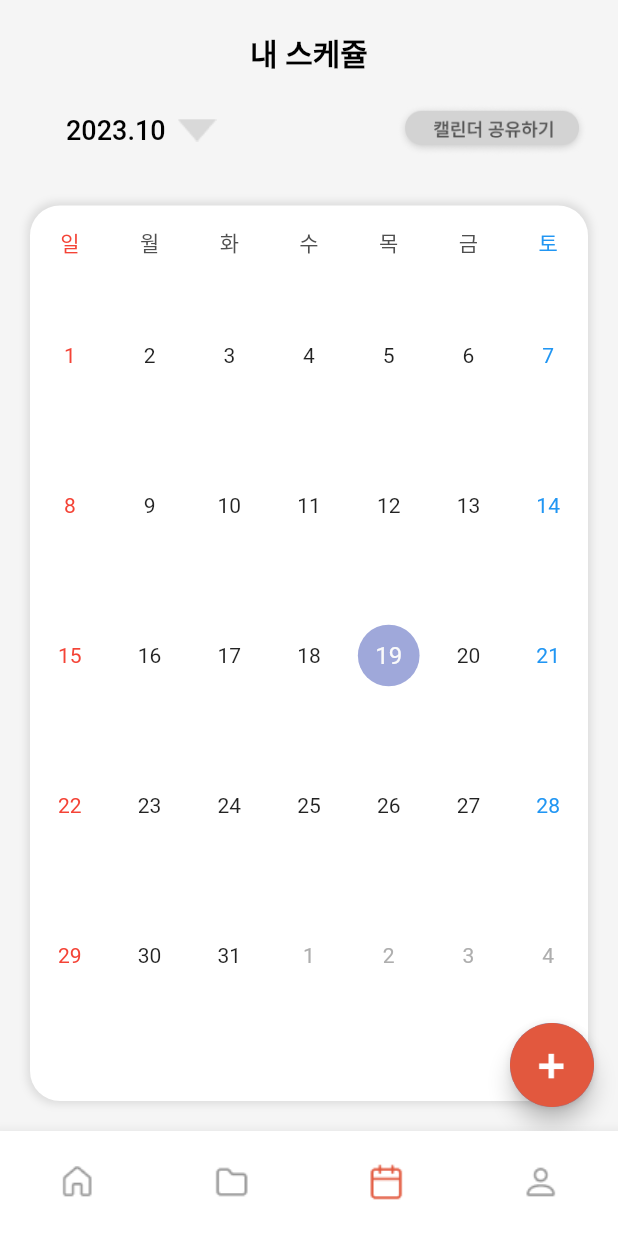
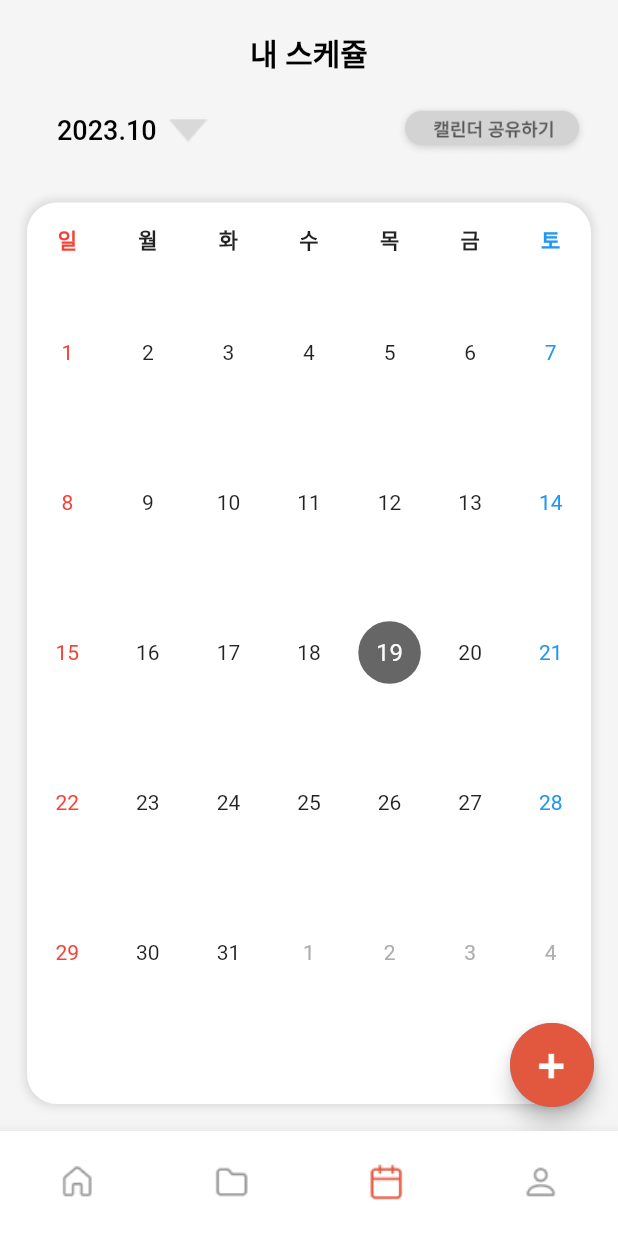
Before and after one commit to dinhoitt/weteam, a Flutter app: the screen it shows after launch, item 3 of the bottom bar chosen, on a phone screen of 412 x 824 dp. Run offline on Flutter 3.47's test engine with Material 2 defaults, Android fonts, the phone set to English and light mode, and no system bars; drawn by our look-alikes of table_calendar; our stand-ins replace get.

Commit message:
달력 수정 중

```diff
--- a/lib/src/view/schedule.dart
+++ b/lib/src/view/schedule.dart
@@ -53,7 +53,7 @@ class _ScheduleState extends State<Schedule> {
               mainAxisAlignment: MainAxisAlignment.spaceBetween,
               children: [
                 Padding(
-                  padding: const EdgeInsets.symmetric(horizontal: 16.0),
+                  padding: const EdgeInsets.symmetric(horizontal: 10.0),
                   child: Row(
                     children: [
                       TextButton(
@@ -101,7 +101,7 @@ class _ScheduleState extends State<Schedule> {
           ),
           Expanded(
             child: Padding(
-              padding: const EdgeInsets.all(20.0),
+              padding: const EdgeInsets.all(18.0),
               child: Container(
                 decoration: BoxDecoration(
                   borderRadius: BorderRadius.circular(20.0),
@@ -115,6 +115,7 @@ class _ScheduleState extends State<Schedule> {
                     ),
                   ],
                 ),
+                child: SingleChildScrollView(
                   child: SimpleCalendar(
                     key: _calendarKey,
                     format: CalendarFormat.month,
@@ -128,6 +129,7 @@ class _ScheduleState extends State<Schedule> {
                   ),
                 ),
               ),
+            ),
           )
         ],
       ),
--- a/lib/src/widget/calendar.dart
+++ b/lib/src/widget/calendar.dart
@@ -26,11 +26,55 @@ class _SimpleCalendarState extends State<SimpleCalendar> {
       calendarBuilders: CalendarBuilders(
         dowBuilder: (context, day) {
           switch (day.weekday) {
+            case 1:
+              return Center(
+                child: Text(
+                  '월',
+                  style: TextStyle(fontWeight: FontWeight.bold),
+                ),
+              );
+            case 2:
+              return Center(
+                child: Text(
+                  '화',
+                  style: TextStyle(fontWeight: FontWeight.bold),
+                ),
+              );
+            case 3:
+              return Center(
+                child: Text(
+                  '수',
+                  style: TextStyle(fontWeight: FontWeight.bold),
+                ),
+              );
+            case 4:
+              return Center(
+                child: Text(
+                  '목',
+                  style: TextStyle(fontWeight: FontWeight.bold),
+                ),
+              );
+            case 5:
+              return Center(
+                child: Text(
+                  '금',
+                  style: TextStyle(fontWeight: FontWeight.bold),
+                ),
+              );
             case 6:
               return Center(
                 child: Text(
                   '토',
-                  style: TextStyle(color: Colors.blue),
+                  style: TextStyle(
+                      color: Colors.blue, fontWeight: FontWeight.bold),
+                ),
+              );
+            case 7:
+              return Center(
+                child: Text(
+                  '일',
+                  style:
+                      TextStyle(color: Colors.red, fontWeight: FontWeight.bold),
                 ),
               );
           }
@@ -76,6 +120,10 @@ class _SimpleCalendarState extends State<SimpleCalendar> {
       calendarStyle: CalendarStyle(
         defaultTextStyle: TextStyle(color: Colors.black),
         holidayTextStyle: TextStyle(color: Colors.red), // 공휴일 텍스트 스타일
+        todayDecoration: BoxDecoration(
+          color: Color(0xFF666666),
+          shape: BoxShape.circle,
+        ),
       ),
       holidayPredicate: (day) {
         // 공휴일 추가
```
Lines whose indentation alone changed are shown as unchanged.
